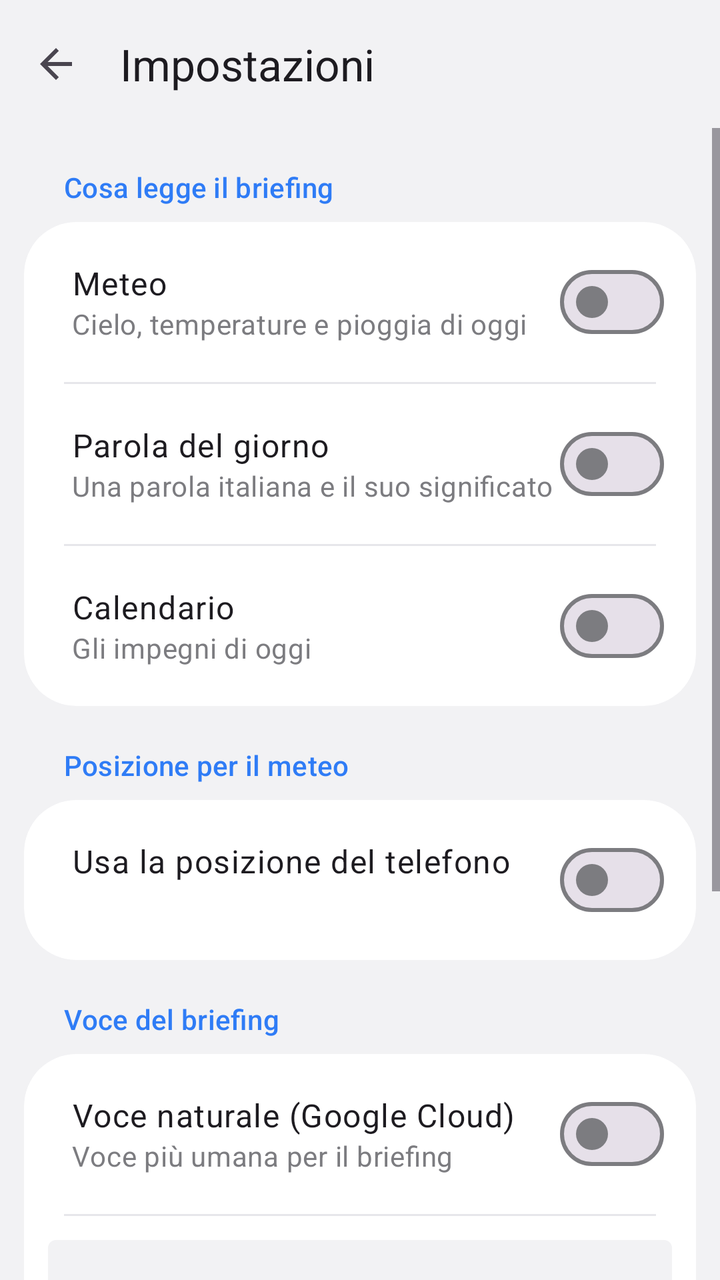
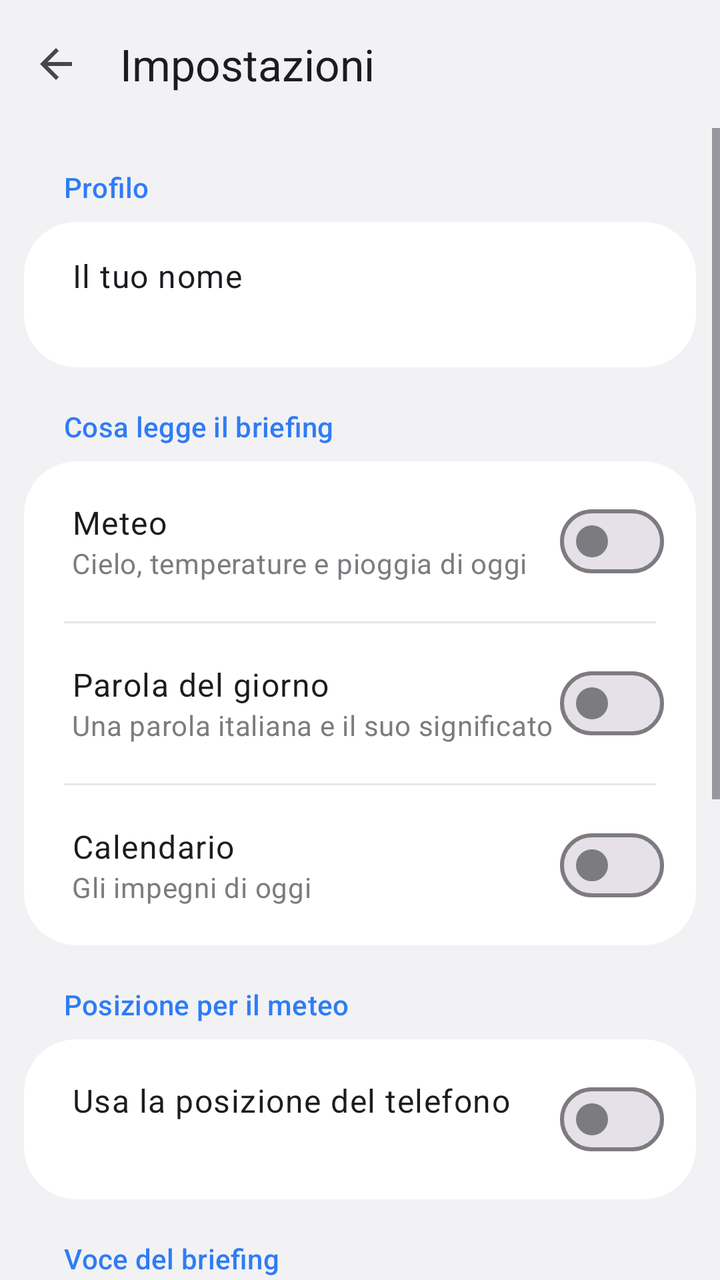

Screens rendered from an Android XML layout before and after an edit, with the pre-edit source and the edit as a unified diff.
<!-- AndroidManifest.xml: application theme Theme.Sveglia -->
<!-- res/layout/activity_settings.xml -->
<?xml version="1.0" encoding="utf-8"?>
<LinearLayout xmlns:android="http://schemas.android.com/apk/res/android"
    xmlns:app="http://schemas.android.com/apk/res-auto"
    android:layout_width="match_parent"
    android:layout_height="match_parent"
    android:background="?android:attr/colorBackground"
    android:fitsSystemWindows="true"
    android:orientation="vertical">

    <com.google.android.material.appbar.MaterialToolbar
        android:id="@+id/toolbar"
        android:layout_width="match_parent"
        android:layout_height="?attr/actionBarSize"
        app:navigationContentDescription="@string/back"
        app:navigationIcon="@drawable/ic_arrow_back"
        app:title="@string/settings" />

    <ScrollView
        android:layout_width="match_parent"
        android:layout_height="0dp"
        android:layout_weight="1">

    <LinearLayout
        android:layout_width="match_parent"
        android:layout_height="wrap_content"
        android:orientation="vertical"
        android:paddingBottom="24dp">

        <TextView
            android:layout_width="match_parent"
            android:layout_height="wrap_content"
            android:paddingHorizontal="32dp"
            android:paddingTop="20dp"
            android:paddingBottom="8dp"
            android:text="@string/briefing_contents"
            android:textAppearance="?attr/textAppearanceLabelLarge"
            android:textColor="?attr/colorPrimary" />

        <com.google.android.material.card.MaterialCardView
            style="@style/Widget.Wakey.GroupCard"
            android:layout_width="match_parent"
            android:layout_height="wrap_content"
            android:layout_marginHorizontal="12dp">

            <LinearLayout
                android:layout_width="match_parent"
                android:layout_height="wrap_content"
                android:orientation="vertical">

            <LinearLayout
                android:layout_width="match_parent"
                android:layout_height="wrap_content"
                android:gravity="center_vertical"
                android:orientation="horizontal"
                android:paddingVertical="16dp"
                android:paddingStart="24dp"
                android:paddingEnd="16dp">

                <LinearLayout
                    android:layout_width="0dp"
                    android:layout_height="wrap_content"
                    android:layout_weight="1"
                    android:orientation="vertical">

                    <TextView
                        android:layout_width="wrap_content"
                        android:layout_height="wrap_content"
                        android:text="@string/read_weather"
                        android:textAppearance="?attr/textAppearanceBodyLarge" />

                    <TextView
                        android:layout_width="wrap_content"
                        android:layout_height="wrap_content"
                        android:text="@string/read_weather_text"
                        android:textAppearance="?attr/textAppearanceBodyMedium"
                        android:textColor="?attr/colorOnSurfaceVariant" />

                </LinearLayout>

                <com.google.android.material.materialswitch.MaterialSwitch
                    android:id="@+id/switch_read_weather"
                    android:layout_width="wrap_content"
                    android:layout_height="wrap_content" />

            </LinearLayout>

            <View
                android:layout_width="match_parent"
                android:layout_height="1dp"
                android:background="@drawable/bg_divider_inset" />

            <LinearLayout
                android:layout_width="match_parent"
                android:layout_height="wrap_content"
                android:gravity="center_vertical"
                android:orientation="horizontal"
                android:paddingVertical="16dp"
                android:paddingStart="24dp"
                android:paddingEnd="16dp">

                <LinearLayout
                    android:layout_width="0dp"
                    android:layout_height="wrap_content"
                    android:layout_weight="1"
                    android:orientation="vertical">

                    <TextView
                        android:layout_width="wrap_content"
                        android:layout_height="wrap_content"
                        android:text="@string/read_word"
                        android:textAppearance="?attr/textAppearanceBodyLarge" />

                    <TextView
                        android:layout_width="wrap_content"
                        android:layout_height="wrap_content"
                        android:text="@string/read_word_text"
                        android:textAppearance="?attr/textAppearanceBodyMedium"
                        android:textColor="?attr/colorOnSurfaceVariant" />

                </LinearLayout>

                <com.google.android.material.materialswitch.MaterialSwitch
                    android:id="@+id/switch_read_word"
                    android:layout_width="wrap_content"
                    android:layout_height="wrap_content" />

            </LinearLayout>

            <View
                android:layout_width="match_parent"
                android:layout_height="1dp"
                android:background="@drawable/bg_divider_inset" />

            <LinearLayout
                android:layout_width="match_parent"
                android:layout_height="wrap_content"
                android:gravity="center_vertical"
                android:orientation="horizontal"
                android:paddingVertical="16dp"
                android:paddingStart="24dp"
                android:paddingEnd="16dp">

                <LinearLayout
                    android:layout_width="0dp"
                    android:layout_height="wrap_content"
                    android:layout_weight="1"
                    android:orientation="vertical">

                    <TextView
                        android:layout_width="wrap_content"
                        android:layout_height="wrap_content"
                        android:text="@string/read_calendar"
                        android:textAppearance="?attr/textAppearanceBodyLarge" />

                    <TextView
                        android:layout_width="wrap_content"
                        android:layout_height="wrap_content"
                        android:text="@string/read_calendar_text"
                        android:textAppearance="?attr/textAppearanceBodyMedium"
                        android:textColor="?attr/colorOnSurfaceVariant" />

                </LinearLayout>

                <com.google.android.material.materialswitch.MaterialSwitch
                    android:id="@+id/switch_read_calendar"
                    android:layout_width="wrap_content"
                    android:layout_height="wrap_content" />

            </LinearLayout>

            </LinearLayout>
        </com.google.android.material.card.MaterialCardView>

        <TextView
            android:layout_width="match_parent"
            android:layout_height="wrap_content"
            android:paddingHorizontal="32dp"
            android:paddingTop="20dp"
            android:paddingBottom="8dp"
            android:text="@string/weather_place"
            android:textAppearance="?attr/textAppearanceLabelLarge"
            android:textColor="?attr/colorPrimary" />

        <com.google.android.material.card.MaterialCardView
            style="@style/Widget.Wakey.GroupCard"
            android:layout_width="match_parent"
            android:layout_height="wrap_content"
            android:layout_marginHorizontal="12dp">

            <LinearLayout
                android:layout_width="match_parent"
                android:layout_height="wrap_content"
                android:gravity="center_vertical"
                android:orientation="horizontal"
                android:paddingVertical="16dp"
                android:paddingStart="24dp"
                android:paddingEnd="16dp">

                <LinearLayout
                    android:layout_width="0dp"
                    android:layout_height="wrap_content"
                    android:layout_weight="1"
                    android:orientation="vertical">

                    <TextView
                        android:layout_width="wrap_content"
                        android:layout_height="wrap_content"
                        android:text="@string/use_device_location"
                        android:textAppearance="?attr/textAppearanceBodyLarge" />

                    <TextView
                        android:id="@+id/place_text"
                        android:layout_width="wrap_content"
                        android:layout_height="wrap_content"
                        android:textAppearance="?attr/textAppearanceBodyMedium"
                        android:textColor="?attr/colorPrimary" />

                </LinearLayout>

                <com.google.android.material.materialswitch.MaterialSwitch
                    android:id="@+id/switch_device_location"
                    android:layout_width="wrap_content"
                    android:layout_height="wrap_content" />

            </LinearLayout>
        </com.google.android.material.card.MaterialCardView>

        <TextView
            android:layout_width="match_parent"
            android:layout_height="wrap_content"
            android:paddingHorizontal="32dp"
            android:paddingTop="20dp"
            android:paddingBottom="8dp"
            android:text="@string/voice_label"
            android:textAppearance="?attr/textAppearanceLabelLarge"
            android:textColor="?attr/colorPrimary" />

        <com.google.android.material.card.MaterialCardView
            style="@style/Widget.Wakey.GroupCard"
            android:layout_width="match_parent"
            android:layout_height="wrap_content"
            android:layout_marginHorizontal="12dp">

            <LinearLayout
                android:layout_width="match_parent"
                android:layout_height="wrap_content"
                android:orientation="vertical">

            <LinearLayout
                android:layout_width="match_parent"
                android:layout_height="wrap_content"
                android:gravity="center_vertical"
                android:orientation="horizontal"
                android:paddingVertical="16dp"
                android:paddingStart="24dp"
                android:paddingEnd="16dp">

                <LinearLayout
                    android:layout_width="0dp"
                    android:layout_height="wrap_content"
                    android:layout_weight="1"
                    android:orientation="vertical">

                    <TextView
                        android:layout_width="wrap_content"
                        android:layout_height="wrap_content"
                        android:text="@string/natural_voice"
                        android:textAppearance="?attr/textAppearanceBodyLarge" />

                    <TextView
                        android:layout_width="wrap_content"
                        android:layout_height="wrap_content"
                        android:text="@string/voice_description"
                        android:textAppearance="?attr/textAppearanceBodyMedium"
                        android:textColor="?attr/colorOnSurfaceVariant" />

                </LinearLayout>

                <com.google.android.material.materialswitch.MaterialSwitch
                    android:id="@+id/switch_natural_voice"
                    android:layout_width="wrap_content"
                    android:layout_height="wrap_content" />

            </LinearLayout>

            <View
                android:layout_width="match_parent"
                android:layout_height="1dp"
                android:background="@drawable/bg_divider_inset" />

            <com.google.android.material.textfield.TextInputLayout
                android:id="@+id/voice_menu"
                style="?attr/textInputFilledExposedDropdownMenuStyle"
                android:layout_width="match_parent"
                android:layout_height="wrap_content"
                android:layout_margin="12dp"
                android:hint="@string/voice_hint"
                app:boxBackgroundColor="@android:color/transparent"
                app:boxStrokeWidth="0dp"
                app:boxStrokeWidthFocused="0dp">

                <com.google.android.material.textfield.MaterialAutoCompleteTextView
                    android:id="@+id/voice_dropdown"
                    android:layout_width="match_parent"
                    android:layout_height="wrap_content"
                    android:inputType="none"
                    android:textColor="?attr/colorPrimary" />

            </com.google.android.material.textfield.TextInputLayout>

            <View
                android:layout_width="match_parent"
                android:layout_height="1dp"
                android:background="@drawable/bg_divider_inset" />

            <LinearLayout
                android:layout_width="match_parent"
                android:layout_height="wrap_content"
                android:orientation="vertical"
                android:paddingHorizontal="24dp"
                android:paddingTop="16dp"
                android:paddingBottom="8dp">

                <LinearLayout
                    android:layout_width="match_parent"
                    android:layout_height="wrap_content"
                    android:orientation="horizontal">

                    <TextView
                        android:layout_width="0dp"
                        android:layout_height="wrap_content"
                        android:layout_weight="1"
                        android:text="@string/speech_rate"
                        android:textAppearance="?attr/textAppearanceBodyLarge" />

                    <TextView
                        android:id="@+id/speech_rate_value"
                        android:layout_width="wrap_content"
                        android:layout_height="wrap_content"
                        android:textAppearance="?attr/textAppearanceBodyMedium"
                        android:textColor="?attr/colorPrimary" />

                </LinearLayout>

                <com.google.android.material.slider.Slider
                    android:id="@+id/speech_rate"
                    android:layout_width="match_parent"
                    android:layout_height="wrap_content"
                    android:contentDescription="@string/speech_rate"
                    android:stepSize="0.1"
                    android:valueFrom="0.7"
                    android:valueTo="1.3"
                    app:labelBehavior="gone" />

            </LinearLayout>

            </LinearLayout>
        </com.google.android.material.card.MaterialCardView>

        <TextView
            android:id="@+id/voice_key_missing"
            android:layout_width="match_parent"
            android:layout_height="wrap_content"
            android:paddingHorizontal="32dp"
            android:paddingTop="12dp"
            android:text="@string/voice_key_missing"
            android:textAppearance="?attr/textAppearanceBodyMedium"
            android:textColor="?attr/colorError"
            android:visibility="gone" />

        <TextView
            android:layout_width="match_parent"
            android:layout_height="wrap_content"
            android:paddingHorizontal="32dp"
            android:paddingTop="20dp"
            android:paddingBottom="8dp"
            android:text="@string/snooze"
            android:textAppearance="?attr/textAppearanceLabelLarge"
            android:textColor="?attr/colorPrimary" />

        <com.google.android.material.card.MaterialCardView
            style="@style/Widget.Wakey.GroupCard"
            android:layout_width="match_parent"
            android:layout_height="wrap_content"
            android:layout_marginHorizontal="12dp">

            <LinearLayout
                android:layout_width="match_parent"
                android:layout_height="wrap_content"
                android:orientation="vertical">

            <com.google.android.material.textfield.TextInputLayout
                android:id="@+id/snooze_menu"
                style="?attr/textInputFilledExposedDropdownMenuStyle"
                android:layout_width="match_parent"
                android:layout_height="wrap_content"
                android:layout_margin="12dp"
                android:hint="@string/snooze_duration"
                app:boxBackgroundColor="@android:color/transparent"
                app:boxStrokeWidth="0dp"
                app:boxStrokeWidthFocused="0dp">

                <com.google.android.material.textfield.MaterialAutoCompleteTextView
                    android:id="@+id/snooze_dropdown"
                    android:layout_width="match_parent"
                    android:layout_height="wrap_content"
                    android:inputType="none"
                    android:textColor="?attr/colorPrimary" />

            </com.google.android.material.textfield.TextInputLayout>

            </LinearLayout>
        </com.google.android.material.card.MaterialCardView>

    </LinearLayout>
    </ScrollView>
</LinearLayout>
<!-- resources referenced by this layout -->
<resources>
  <!-- drawable bg_divider_inset (drawable) -->
  <?xml version="1.0" encoding="utf-8"?>
  <inset xmlns:android="http://schemas.android.com/apk/res/android"
      android:insetLeft="20dp"
      android:insetRight="20dp">
      <shape android:shape="rectangle">
          <size android:height="1dp" />
          <solid android:color="@color/ui_divider" />
      </shape>
  </inset>
  <!-- drawable ic_arrow_back (drawable) -->
  <vector xmlns:android="http://schemas.android.com/apk/res/android"
      android:width="24dp"
      android:height="24dp"
      android:autoMirrored="true"
      android:tint="?attr/colorControlNormal"
      android:viewportWidth="24"
      android:viewportHeight="24">
      <path
          android:fillColor="@android:color/white"
          android:pathData="M20,11H7.83l5.59,-5.59L12,4l-8,8 8,8 1.41,-1.41L7.83,13H20v-2z" />
  </vector>
  <string name="back">Indietro</string>
  <string name="briefing_contents">Cosa legge il briefing</string>
  <string name="natural_voice">Voce naturale (Google Cloud)</string>
  <string name="read_calendar">Calendario</string>
  <string name="read_calendar_text">Gli impegni di oggi</string>
  <string name="read_weather">Meteo</string>
  <string name="read_weather_text">Cielo, temperature e pioggia di oggi</string>
  <string name="read_word">Parola del giorno</string>
  <string name="read_word_text">Una parola italiana e il suo significato</string>
  <string name="settings">Impostazioni</string>
  <string name="snooze">Posticipa</string>
  <string name="snooze_duration">Durata del posticipo</string>
  <string name="speech_rate">Velocità della voce</string>
  <string name="use_device_location">Usa la posizione del telefono</string>
  <string name="voice_description">Voce più umana per il briefing</string>
  <string name="voice_hint">Voce</string>
  <string name="voice_key_missing">Chiave API di Google Cloud non impostata: verrà usata la voce di sistema.</string>
  <string name="voice_label">Voce del briefing</string>
  <string name="weather_place">Posizione per il meteo</string>
  <style name="Widget.Wakey.GroupCard" parent="Widget.Material3.CardView.Filled">
          <item name="cardBackgroundColor">@color/ui_card</item>
          <item name="shapeAppearance">@style/ShapeAppearance.Wakey.Large</item>
          <item name="cardElevation">0dp</item>
      </style>
  <color name="ui_divider">#FFE6E6EA</color>
  <color name="ui_card">#FFFFFFFF</color>
  <style name="ShapeAppearance.Wakey.Large" parent="ShapeAppearance.Material3.LargeComponent">
          <item name="cornerSize">26dp</item>
      </style>
  <color name="ui_accent">#FF2F7CF6</color>
  <color name="ui_on_accent">#FFFFFFFF</color>
  <color name="ui_accent_container">#FFDCE8FF</color>
  <color name="ui_on_accent_container">#FF0B2A5E</color>
  <color name="ui_background">#FFF2F2F4</color>
  <color name="ui_text">#FF111111</color>
  <color name="ui_day_off">#FFE9E9ED</color>
  <color name="ui_text_secondary">#FF7C7C80</color>
  <color name="ui_error">#FFD93A3F</color>
  <!-- unchanged entries left out for length: 1 -->
</resources>

<!-- the commit's change to res/layout/activity_settings.xml (unified diff, before → after) -->
@@ -32,6 +32,47 @@
             android:paddingHorizontal="32dp"
             android:paddingTop="20dp"
             android:paddingBottom="8dp"
+            android:text="@string/profile"
+            android:textAppearance="?attr/textAppearanceLabelLarge"
+            android:textColor="?attr/colorPrimary" />
+
+        <com.google.android.material.card.MaterialCardView
+            style="@style/Widget.Wakey.GroupCard"
+            android:layout_width="match_parent"
+            android:layout_height="wrap_content"
+            android:layout_marginHorizontal="12dp">
+
+            <LinearLayout
+                android:id="@+id/row_name"
+                android:layout_width="match_parent"
+                android:layout_height="wrap_content"
+                android:background="?attr/selectableItemBackground"
+                android:orientation="vertical"
+                android:paddingHorizontal="24dp"
+                android:paddingVertical="16dp">
+
+                <TextView
+                    android:layout_width="wrap_content"
+                    android:layout_height="wrap_content"
+                    android:text="@string/your_name"
+                    android:textAppearance="?attr/textAppearanceBodyLarge" />
+
+                <TextView
+                    android:id="@+id/name_value"
+                    android:layout_width="wrap_content"
+                    android:layout_height="wrap_content"
+                    android:textAppearance="?attr/textAppearanceBodyMedium"
+                    android:textColor="?attr/colorPrimary" />
+
+            </LinearLayout>
+        </com.google.android.material.card.MaterialCardView>
+
+        <TextView
+            android:layout_width="match_parent"
+            android:layout_height="wrap_content"
+            android:paddingHorizontal="32dp"
+            android:paddingTop="20dp"
+            android:paddingBottom="8dp"
             android:text="@string/briefing_contents"
             android:textAppearance="?attr/textAppearanceLabelLarge"
             android:textColor="?attr/colorPrimary" />
<!-- resource entries referenced after the edit -->
@@ -25,6 +25,7 @@
   <string name="back">Indietro</string>
   <string name="briefing_contents">Cosa legge il briefing</string>
   <string name="natural_voice">Voce naturale (Google Cloud)</string>
+  <string name="profile">Profilo</string>
   <string name="read_calendar">Calendario</string>
   <string name="read_calendar_text">Gli impegni di oggi</string>
   <string name="read_weather">Meteo</string>
@@ -41,6 +42,7 @@
   <string name="voice_key_missing">Chiave API di Google Cloud non impostata: verrà usata la voce di sistema.</string>
   <string name="voice_label">Voce del briefing</string>
   <string name="weather_place">Posizione per il meteo</string>
+  <string name="your_name">Il tuo nome</string>
   <style name="Widget.Wakey.GroupCard" parent="Widget.Material3.CardView.Filled">
           <item name="cardBackgroundColor">@color/ui_card</item>
           <item name="shapeAppearance">@style/ShapeAppearance.Wakey.Large</item>
